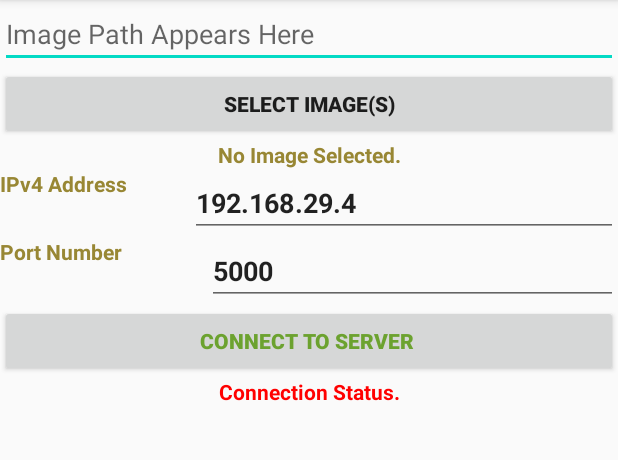
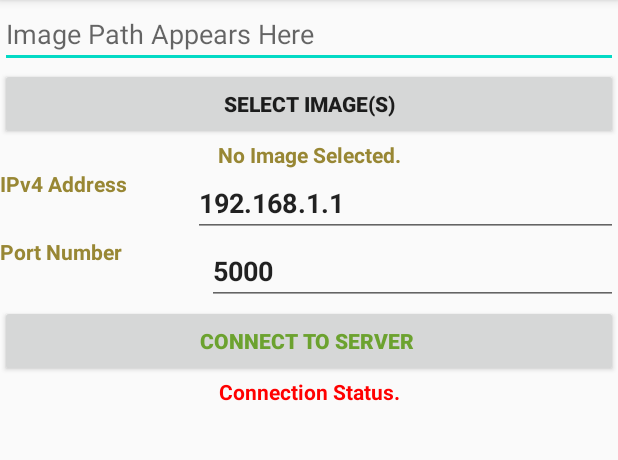
Before and after one commit to justsom3guy/Android-Flask, an Android app: the screen it shows after launch (MainActivity), on a phone screen of 412 x 824 dp, the part 84-544 px from its top. Run offline under Robolectric (Android 15) with nearby library versions, the phone set to English and light mode, and no system bars.

Commit message:
minor changes

```diff
--- a/Android_Client/app/src/main/res/layout/activity_main.xml
+++ b/Android_Client/app/src/main/res/layout/activity_main.xml
@@ -43,7 +43,7 @@
             android:layout_width="wrap_content"
             android:layout_height="match_parent"
             android:id="@+id/IPAddress"
-            android:text="192.168.29.4"
+            android:text="192.168.1.1"
             android:singleLine="true"
             android:textStyle="bold"/>
     </LinearLayout>
```
